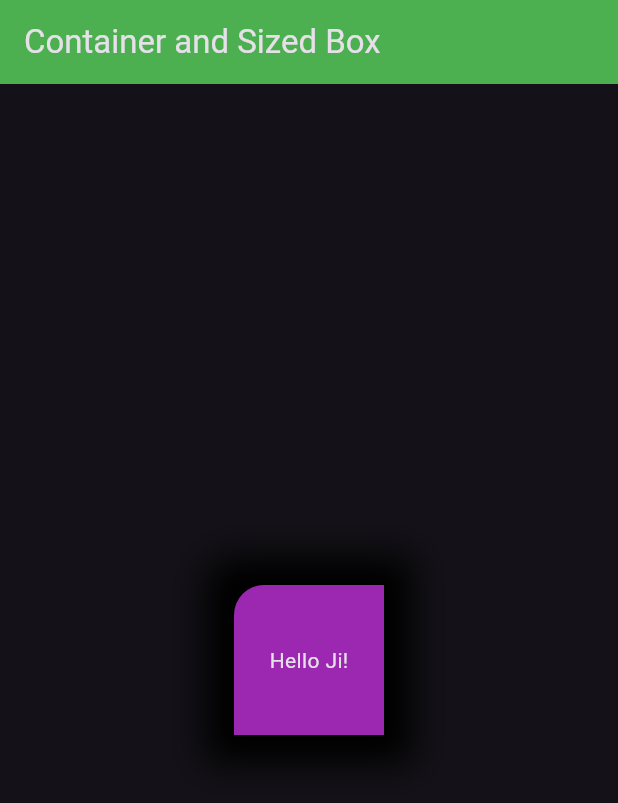
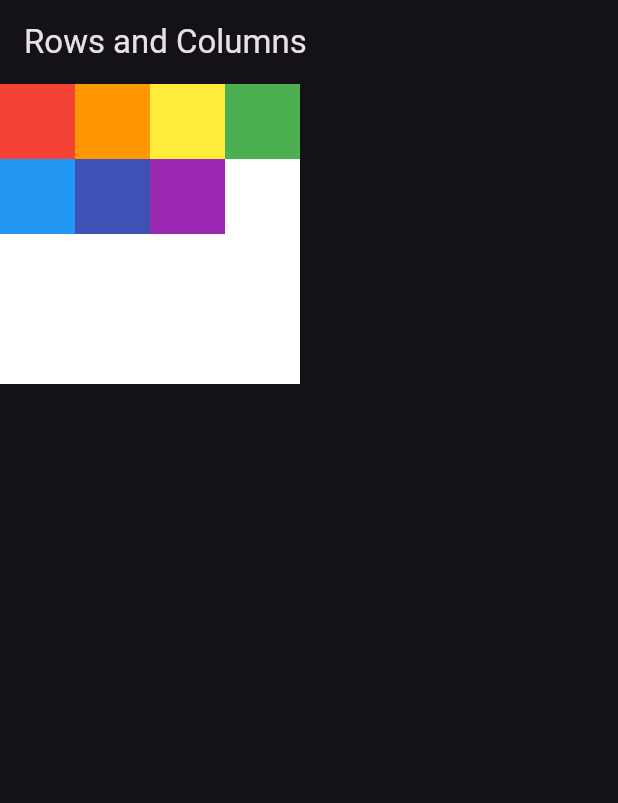
Before and after one commit to Saksham0205/flutter_30_days, a Flutter app: the screen it shows after launch, on a phone screen of 412 x 824 dp. Shown: the top 803 px of the screen. Run offline on Flutter 3.47's test engine with Material 3 defaults, Android fonts, the phone set to English and light mode, and no system bars.

Commit message:
Row, Column and Wrap

```diff
--- a/lib/main.dart
+++ b/lib/main.dart
@@ -1,5 +1,5 @@
 import 'package:flutter/material.dart';
-import 'package:flutter_30_days/widgets/container_sized_box.dart';
+import 'package:flutter_30_days/widgets/rows_columns.dart';
 
 void main() {
   runApp(const MyApp());
@@ -16,7 +16,7 @@ class MyApp extends StatelessWidget {
         primaryColor: Colors.green,
         brightness: Brightness.dark,
       ),
-      home: HomePage(),
+      home: RowsandColumns(),
     );
   }
 }
--- /dev/null
+++ b/lib/widgets/rows_columns.dart
@@ -0,0 +1,45 @@
+import 'package:flutter/material.dart';
+
+class RowsandColumns extends StatelessWidget {
+  const RowsandColumns({super.key});
+
+  @override
+  Widget build(BuildContext context) {
+    var height =MediaQuery.of(context).size.height;
+    var width =MediaQuery.of(context).size.width;
+    return  Scaffold(
+      appBar: AppBar(
+        title: const Text("Rows and Columns"),
+      ),
+      body: Container(
+        color: Colors.white,
+        height: 200,
+        width: 200,
+        child: Wrap(
+          children: [
+            Container(height: 50,width: 50,color: Colors.red,),
+                Container(height: 50,width: 50,color: Colors.orange,),
+                Container(height: 50,width: 50,color: Colors.yellow,),
+                Container(height: 50,width: 50,color: Colors.green,),
+                Container(height: 50,width: 50,color: Colors.blue,),
+                Container(height: 50,width: 50,color: Colors.indigo,),
+                Container(height: 50,width: 50,color: Colors.purple,),
+          ],
+        ),
+        // child: Row(
+        //   mainAxisAlignment: MainAxisAlignment.spaceEvenly,
+        //   crossAxisAlignment: CrossAxisAlignment.center,
+        //   children: [
+        //     Container(height: 50,width: 50,color: Colors.red,),
+        //     Container(height: 50,width: 50,color: Colors.orange,),
+        //     Container(height: 50,width: 50,color: Colors.yellow,),
+        //     Container(height: 50,width: 50,color: Colors.green,),
+        //     Container(height: 50,width: 50,color: Colors.blue,),
+        //     Container(height: 50,width: 50,color: Colors.indigo,),
+        //     Container(height: 50,width: 50,color: Colors.purple,),
+        //   ],
+        // ),
+      ),
+    );
+  }
+}
```
